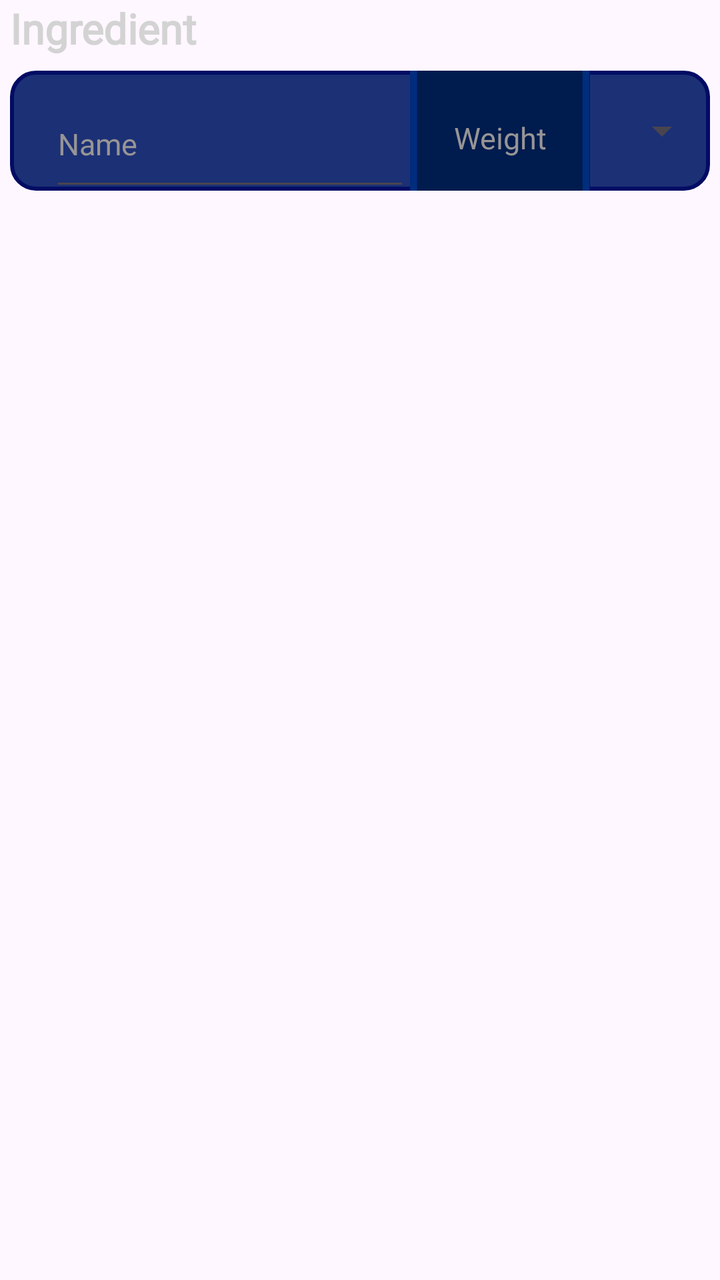
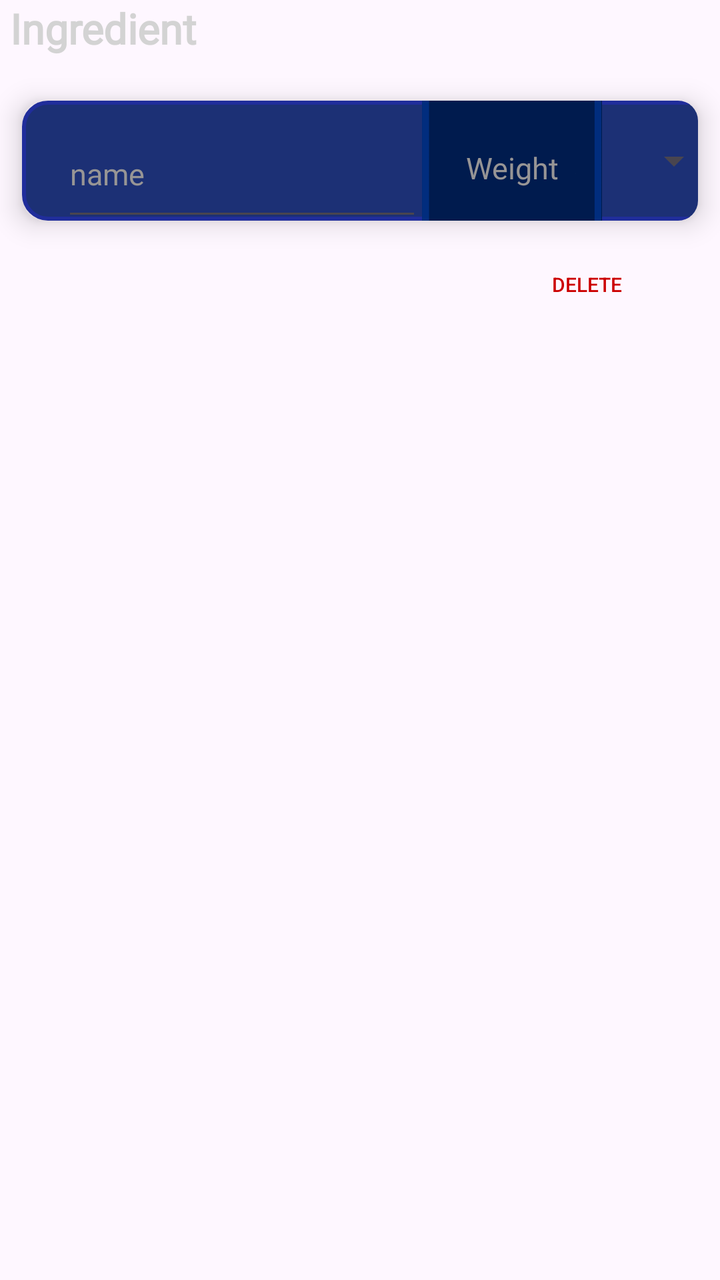

Screens rendered from an Android XML layout before and after an edit, with the pre-edit source and the edit as a unified diff.
<!-- AndroidManifest.xml: application theme Theme.Recipe -->
<!-- res/layout/ingredient_item.xml -->
<?xml version="1.0" encoding="utf-8"?>
<androidx.constraintlayout.widget.ConstraintLayout xmlns:android="http://schemas.android.com/apk/res/android"
    xmlns:app="http://schemas.android.com/apk/res-auto"
    xmlns:tools="http://schemas.android.com/tools"
    android:id="@+id/linearLayout"
    android:layout_width="match_parent"
    android:layout_height="wrap_content"
    android:layout_marginTop="50dp">

    
    <TextView
        android:id="@+id/TextViewIngredient"
        android:layout_width="350dp"
        android:layout_height="wrap_content"
        android:fontFamily="@font/archivo_black"
        android:gravity="left"
        android:text="Ingredient"
        android:textStyle="bold"
        android:textColor="@color/my_text_view_back"
        android:textSize="21sp"
        app:layout_constraintEnd_toEndOf="parent"
        app:layout_constraintStart_toStartOf="parent"
        app:layout_constraintTop_toTopOf="parent" />

    
    <LinearLayout
        android:id="@+id/LinearLayoutIngredient"
        android:layout_width="350dp"
        android:layout_height="60dp"
        android:layout_marginTop="7dp"
        android:background="@drawable/textview_border"
        android:orientation="horizontal"
        android:gravity="center"
        app:layout_constraintTop_toBottomOf="@id/TextViewIngredient"
        app:layout_constraintStart_toStartOf="parent"
        app:layout_constraintEnd_toEndOf="parent">

        <EditText
            android:id="@+id/EditTextNameIngredient"
            android:singleLine="true"
            android:scrollHorizontally="true"
            android:ellipsize="none"
            android:inputType="text"
            android:layout_width="180dp"
            android:layout_height="70dp"
            android:layout_marginStart="20dp"
            android:fontFamily="@font/bakbak_one"
            android:hint="Name"
            android:paddingTop="20dp"
            android:textColorHint="#979595"
            android:textColor="@color/white"
            android:textSize="15sp" />

        <FrameLayout
            android:layout_width="wrap_content"
            android:layout_height="wrap_content">

            <EditText
                android:id="@+id/EditTextWeight"
                android:layout_width="90dp"
                android:layout_height="70dp"
                android:background="@drawable/weight_border"
                android:fontFamily="@font/bakbak_one"
                android:gravity="center"
                android:hint="Weight"
                android:inputType="numberDecimal"
                android:minHeight="48dp"
                android:paddingStart="10dp"
                android:paddingTop="8dp"
                android:paddingEnd="10dp"
                android:paddingBottom="11dp"
                android:textColor="@color/white"
                android:textColorHint="#979595"
                android:textSize="15sp" />
        </FrameLayout>


        <Spinner
            android:id="@+id/SpinnerUnit"
            android:layout_width="wrap_content"
            android:layout_height="70dp"
            android:entries="@array/ingredients_unit"
            android:minHeight="48dp" />
    </LinearLayout>

</androidx.constraintlayout.widget.ConstraintLayout>
<!-- resources referenced by this layout -->
<resources>
  <string-array name="ingredients_unit">
          <item>кг</item>
          <item>гр</item>
          <item>lb</item>
      </string-array>
  <color name="my_text_view_back">#D3D3D3</color>
  <color name="white">#FFFFFFFF</color>
  <!-- drawable textview_border (drawable) -->
  <?xml version="1.0" encoding="utf-8"?>
  <shape xmlns:android="http://schemas.android.com/apk/res/android"
      android:shape="rectangle">
  
      
      <solid android:color="#1C3075" />
  
      
      <stroke
          android:width="2dp"
          android:color="#020C64" />
  
      
      <corners android:radius="12dp" />
  </shape>
  <!-- drawable weight_border: png bitmap (drawable, 4779 bytes) -->
  <style name="Theme.Recipe" parent="Base.Theme.Recipe" />
  <style name="Base.Theme.Recipe" parent="Theme.Material3.DayNight.NoActionBar">
          
          
      </style>
</resources>

<!-- the commit's change to res/layout/ingredient_item.xml (unified diff, before → after) -->
@@ -5,7 +5,7 @@
     android:id="@+id/linearLayout"
     android:layout_width="match_parent"
     android:layout_height="wrap_content"
-    android:layout_marginTop="50dp">
+    android:layout_marginTop="20dp">
 
     
     <TextView
@@ -22,65 +22,88 @@
         app:layout_constraintStart_toStartOf="parent"
         app:layout_constraintTop_toTopOf="parent" />
 
-    
-    <LinearLayout
-        android:id="@+id/LinearLayoutIngredient"
-        android:layout_width="350dp"
-        android:layout_height="60dp"
+    <androidx.cardview.widget.CardView
+        android:id="@+id/CardViewIngredient"
+        android:layout_width="wrap_content"
+        android:layout_height="wrap_content"
+        android:layout_gravity="center"
         android:layout_marginTop="7dp"
-        android:background="@drawable/textview_border"
-        android:orientation="horizontal"
-        android:gravity="center"
+        android:padding="8dp"
+        app:cardBackgroundColor="@android:color/transparent"
+        app:cardElevation="8dp"
+        app:cardCornerRadius="10dp"
+        app:cardUseCompatPadding="true"
         app:layout_constraintTop_toBottomOf="@id/TextViewIngredient"
         app:layout_constraintStart_toStartOf="parent"
         app:layout_constraintEnd_toEndOf="parent">
 
-        <EditText
-            android:id="@+id/EditTextNameIngredient"
-            android:singleLine="true"
-            android:scrollHorizontally="true"
-            android:ellipsize="none"
-            android:inputType="text"
-            android:layout_width="180dp"
-            android:layout_height="70dp"
-            android:layout_marginStart="20dp"
-            android:fontFamily="@font/bakbak_one"
-            android:hint="Name"
-            android:paddingTop="20dp"
-            android:textColorHint="#979595"
-            android:textColor="@color/white"
-            android:textSize="15sp" />
-
-        <FrameLayout
-            android:layout_width="wrap_content"
-            android:layout_height="wrap_content">
+        <LinearLayout
+            android:id="@+id/LinearLayoutIngredient"
+            android:layout_width="350dp"
+            android:layout_height="60dp"
+            android:orientation="horizontal"
+            android:gravity="center"
+            android:background="@drawable/textview_border">
 
             <EditText
-                android:id="@+id/EditTextWeight"
-                android:layout_width="90dp"
+                android:id="@+id/EditTextNameIngredient"
+                android:singleLine="true"
+                android:scrollHorizontally="true"
+                android:ellipsize="none"
+                android:inputType="text"
+                android:layout_width="180dp"
                 android:layout_height="70dp"
-                android:background="@drawable/weight_border"
+                android:layout_marginStart="20dp"
                 android:fontFamily="@font/bakbak_one"
-                android:gravity="center"
-                android:hint="Weight"
-                android:inputType="numberDecimal"
-                android:minHeight="48dp"
-                android:paddingStart="10dp"
-                android:paddingTop="8dp"
-                android:paddingEnd="10dp"
-                android:paddingBottom="11dp"
+                android:hint="name"
+                android:paddingTop="20dp"
+                android:textColorHint="#979595"
                 android:textColor="@color/white"
-                android:textColorHint="#979595"
                 android:textSize="15sp" />
-        </FrameLayout>
 
+            <FrameLayout
+                android:layout_width="wrap_content"
+                android:layout_height="wrap_content">
 
-        <Spinner
-            android:id="@+id/SpinnerUnit"
-            android:layout_width="wrap_content"
-            android:layout_height="70dp"
-            android:entries="@array/ingredients_unit"
-            android:minHeight="48dp" />
-    </LinearLayout>
+                <EditText
+                    android:id="@+id/EditTextWeight"
+                    android:layout_width="90dp"
+                    android:layout_height="70dp"
+                    android:background="@drawable/weight_border"
+                    android:fontFamily="@font/bakbak_one"
+                    android:gravity="center"
+                    android:hint="Weight"
+                    android:inputType="numberDecimal"
+                    android:minHeight="48dp"
+                    android:paddingStart="10dp"
+                    android:paddingTop="8dp"
+                    android:paddingEnd="10dp"
+                    android:paddingBottom="11dp"
+                    android:textColor="@color/white"
+                    android:textColorHint="#979595"
+                    android:textSize="15sp" />
+            </FrameLayout>
+
+            <Spinner
+                android:id="@+id/SpinnerUnit"
+                android:layout_width="wrap_content"
+                android:layout_height="70dp"
+                android:entries="@array/ingredients_unit"
+                android:minHeight="48dp" />
+        </LinearLayout>
+    </androidx.cardview.widget.CardView>
+
+    <Button
+        android:id="@+id/ButtonDelete"
+        style="@style/Widget.AppCompat.Button.Borderless.Colored"
+        android:layout_width="wrap_content"
+        android:layout_height="wrap_content"
+        android:gravity="right"
+        android:text="Delete"
+        android:textColor="@android:color/holo_red_dark"
+        android:textSize="10sp"
+        android:layout_marginEnd="25dp"
+        app:layout_constraintEnd_toEndOf="parent"
+        app:layout_constraintTop_toBottomOf="@id/CardViewIngredient" />
 
 </androidx.constraintlayout.widget.ConstraintLayout>
<!-- resource entries referenced after the edit -->
@@ -1,8 +1,8 @@
 <!-- resources referenced by this layout -->
 <resources>
   <string-array name="ingredients_unit">
-          <item>кг</item>
-          <item>гр</item>
+          <item>kg</item>
+          <item>g</item>
           <item>lb</item>
       </string-array>
   <color name="my_text_view_back">#D3D3D3</color>
@@ -18,7 +18,7 @@
       
       <stroke
           android:width="2dp"
-          android:color="#020C64" />
+          android:color="#202D9B" />
   
       
       <corners android:radius="12dp" />
